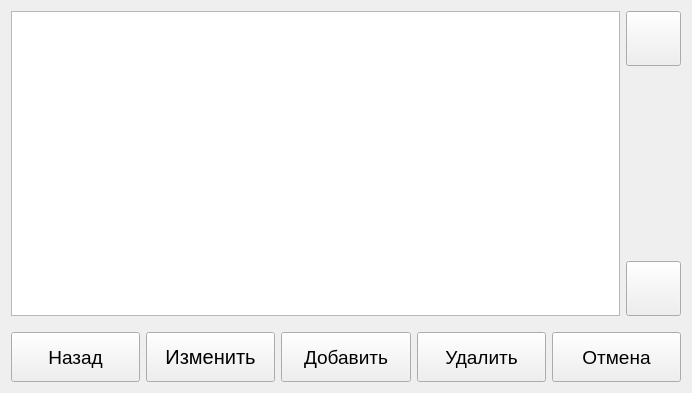
Qt form QtClient/QtClimaClient/Frames/VentilationConfigFrame.ui (ciberslavik/climacore) before a commit.
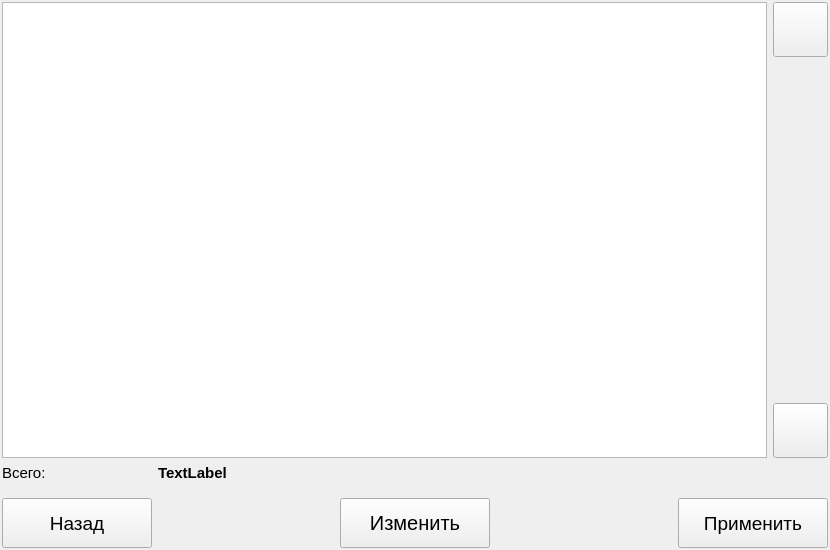
The same form after that commit. Icons and pictures are not drawn.

Diff of the .ui file:
```diff
--- a/QtClient/QtClimaClient/Frames/VentilationConfigFrame.ui
+++ b/QtClient/QtClimaClient/Frames/VentilationConfigFrame.ui
@@ -6,8 +6,8 @@
    <rect>
     <x>0</x>
     <y>0</y>
-    <width>692</width>
-    <height>393</height>
+    <width>830</width>
+    <height>550</height>
    </rect>
   </property>
   <property name="font">
@@ -19,19 +19,31 @@
    <string>Form</string>
   </property>
   <layout class="QGridLayout" name="gridLayout">
-   <item row="2" column="0" colspan="3">
+   <property name="leftMargin">
+    <number>2</number>
+   </property>
+   <property name="topMargin">
+    <number>2</number>
+   </property>
+   <property name="rightMargin">
+    <number>2</number>
+   </property>
+   <property name="bottomMargin">
+    <number>2</number>
+   </property>
+   <item row="3" column="0" colspan="3">
     <layout class="QHBoxLayout" name="horizontalLayout">
      <item>
       <widget class="QPushButton" name="btnReturn">
        <property name="minimumSize">
         <size>
-         <width>0</width>
+         <width>150</width>
          <height>50</height>
         </size>
        </property>
        <property name="maximumSize">
         <size>
-         <width>16777215</width>
+         <width>150</width>
          <height>50</height>
         </size>
        </property>
@@ -55,17 +67,30 @@
        </property>
       </widget>
      </item>
+     <item>
+      <spacer name="horizontalSpacer_2">
+       <property name="orientation">
+        <enum>Qt::Horizontal</enum>
+       </property>
+       <property name="sizeHint" stdset="0">
+        <size>
+         <width>40</width>
+         <height>20</height>
+        </size>
+       </property>
+      </spacer>
+     </item>
      <item>
       <widget class="QPushButton" name="btnEdit">
        <property name="minimumSize">
         <size>
-         <width>0</width>
+         <width>150</width>
          <height>50</height>
         </size>
        </property>
        <property name="maximumSize">
         <size>
-         <width>16777215</width>
+         <width>150</width>
          <height>50</height>
         </size>
        </property>
@@ -77,49 +102,42 @@
        <property name="text">
         <string>Изменить</string>
        </property>
+       <property name="icon">
+        <iconset resource="../Resources.qrc">
+         <normaloff>:/Images/icons8-edit-64.png</normaloff>:/Images/icons8-edit-64.png</iconset>
+       </property>
+       <property name="iconSize">
+        <size>
+         <width>42</width>
+         <height>42</height>
+        </size>
+       </property>
       </widget>
      </item>
      <item>
-      <widget class="QPushButton" name="btnAdd">
-       <property name="minimumSize">
+      <spacer name="horizontalSpacer">
+       <property name="orientation">
+        <enum>Qt::Horizontal</enum>
+       </property>
+       <property name="sizeHint" stdset="0">
         <size>
-         <width>0</width>
-         <height>50</height>
+         <width>40</width>
+         <height>20</height>
         </size>
        </property>
-       <property name="font">
-        <font>
-         <pointsize>14</pointsize>
-        </font>
-       </property>
-       <property name="text">
-        <string>Добавить</string>
-       </property>
-      </widget>
+      </spacer>
      </item>
      <item>
       <widget class="QPushButton" name="btnDelete">
        <property name="minimumSize">
         <size>
-         <width>0</width>
+         <width>150</width>
          <height>50</height>
         </size>
        </property>
-       <property name="font">
-        <font>
-         <pointsize>14</pointsize>
-        </font>
-       </property>
-       <property name="text">
-        <string>Удалить</string>
-       </property>
-      </widget>
-     </item>
-     <item>
-      <widget class="QPushButton" name="btnCancel">
-       <property name="minimumSize">
+       <property name="maximumSize">
         <size>
-         <width>0</width>
+         <width>150</width>
          <height>50</height>
         </size>
        </property>
@@ -129,7 +147,7 @@
         </font>
        </property>
        <property name="text">
-        <string>Отмена</string>
+        <string>Применить</string>
        </property>
        <property name="icon">
         <iconset resource="../Resources.qrc">
@@ -145,7 +163,19 @@
      </item>
     </layout>
    </item>
-   <item row="1" column="0">
+   <item row="0" column="0" colspan="2">
+    <widget class="QTableView" name="tableView">
+     <property name="font">
+      <font>
+       <pointsize>12</pointsize>
+      </font>
+     </property>
+     <property name="editTriggers">
+      <set>QAbstractItemView::NoEditTriggers</set>
+     </property>
+    </widget>
+   </item>
+   <item row="2" column="0">
     <spacer name="verticalSpacer_2">
      <property name="orientation">
       <enum>Qt::Vertical</enum>
@@ -248,6 +278,37 @@
      </item>
     </layout>
    </item>
+   <item row="1" column="0" colspan="3">
+    <layout class="QHBoxLayout" name="horizontalLayout_2">
+     <item>
+      <widget class="QLabel" name="label_3">
+       <property name="maximumSize">
+        <size>
+         <width>150</width>
+         <height>16777215</height>
+        </size>
+       </property>
+       <property name="text">
+        <string>Всего:</string>
+       </property>
+      </widget>
+     </item>
+     <item>
+      <widget class="QLabel" name="lblTotalPerf">
+       <property name="font">
+        <font>
+         <pointsize>11</pointsize>
+         <weight>75</weight>
+         <bold>true</bold>
+        </font>
+       </property>
+       <property name="text">
+        <string>TextLabel</string>
+       </property>
+      </widget>
+     </item>
+    </layout>
+   </item>
   </layout>
  </widget>
  <resources>
```
Left out of the diff: 13 changed lines with no effect on the pictures.
